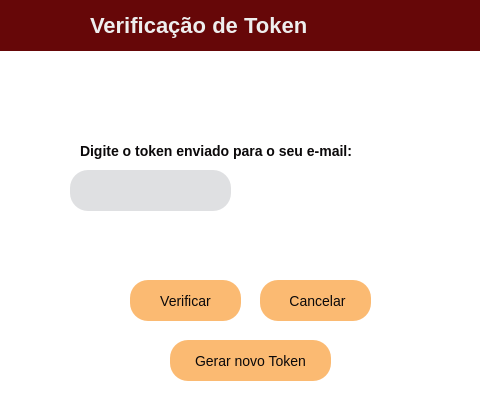
Qt form ui/token_verification_window.ui (eliezermoraesss/eureka_managment_system_pyqt_qtdesigner) before a commit.
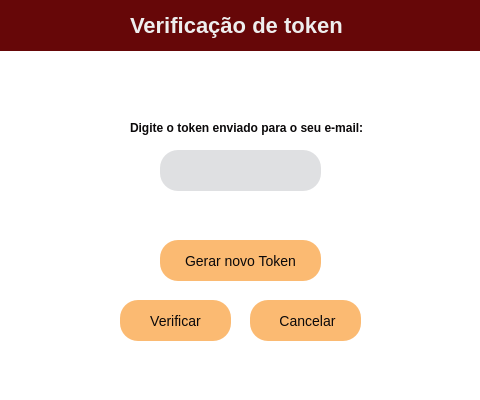
The same form after that commit. Icons and pictures are not drawn.

What changed in the file:
```diff
--- a/ui/token_verification_window.ui
+++ b/ui/token_verification_window.ui
@@ -10,6 +10,12 @@
     <height>400</height>
    </rect>
   </property>
+  <property name="sizePolicy">
+   <sizepolicy hsizetype="Fixed" vsizetype="Fixed">
+    <horstretch>0</horstretch>
+    <verstretch>0</verstretch>
+   </sizepolicy>
+  </property>
   <property name="windowTitle">
    <string>Dialog</string>
   </property>
@@ -22,7 +28,7 @@
 
 QLabel {
     color: #0B090A;
-    font-size: 14px;
+    font-size: 12px;
     font-weight: bold;
 }
 
@@ -55,8 +61,8 @@
   <widget class="QLineEdit" name="user_field">
    <property name="geometry">
     <rect>
-     <x>70</x>
-     <y>170</y>
+     <x>160</x>
+     <y>150</y>
      <width>161</width>
      <height>41</height>
     </rect>
@@ -67,6 +73,12 @@
      <height>41</height>
     </size>
    </property>
+   <property name="font">
+    <font>
+     <family>Segoe UI</family>
+     <pointsize>-1</pointsize>
+    </font>
+   </property>
    <property name="focusPolicy">
     <enum>Qt::StrongFocus</enum>
    </property>
@@ -83,24 +95,11 @@
     <bool>true</bool>
    </property>
   </widget>
-  <widget class="QLabel" name="email_label">
+  <widget class="QPushButton" name="btn_verify_token">
    <property name="geometry">
     <rect>
-     <x>80</x>
-     <y>140</y>
-     <width>341</width>
-     <height>21</height>
-    </rect>
-   </property>
-   <property name="text">
-    <string>Digite o token enviado para o seu e-mail:</string>
-   </property>
-  </widget>
-  <widget class="QPushButton" name="btn_save">
-   <property name="geometry">
-    <rect>
-     <x>130</x>
-     <y>280</y>
+     <x>120</x>
+     <y>300</y>
      <width>111</width>
      <height>41</height>
     </rect>
@@ -111,6 +110,12 @@
      <height>41</height>
     </size>
    </property>
+   <property name="font">
+    <font>
+     <family>Segoe UI</family>
+     <pointsize>-1</pointsize>
+    </font>
+   </property>
    <property name="styleSheet">
     <string notr="true"/>
    </property>
@@ -131,8 +136,8 @@
   <widget class="QPushButton" name="btn_close">
    <property name="geometry">
     <rect>
-     <x>260</x>
-     <y>280</y>
+     <x>250</x>
+     <y>300</y>
      <width>111</width>
      <height>41</height>
     </rect>
@@ -143,6 +148,12 @@
      <height>41</height>
     </size>
    </property>
+   <property name="font">
+    <font>
+     <family>Segoe UI</family>
+     <pointsize>-1</pointsize>
+    </font>
+   </property>
    <property name="styleSheet">
     <string notr="true">QPushButton:hover {
     background-color: #d60000;
@@ -180,12 +191,19 @@
    <widget class="QLabel" name="label_2">
     <property name="geometry">
      <rect>
-      <x>90</x>
+      <x>130</x>
       <y>0</y>
-      <width>321</width>
+      <width>241</width>
       <height>51</height>
      </rect>
     </property>
+    <property name="font">
+     <font>
+      <pointsize>-1</pointsize>
+      <weight>75</weight>
+      <bold>true</bold>
+     </font>
+    </property>
     <property name="styleSheet">
      <string notr="true">QLabel {
 	background-color: transparent;
@@ -196,15 +214,15 @@
 }</string>
     </property>
     <property name="text">
-     <string>Verificação de Token</string>
+     <string>Verificação de token</string>
     </property>
    </widget>
   </widget>
   <widget class="QPushButton" name="btn_save_2">
    <property name="geometry">
     <rect>
-     <x>170</x>
-     <y>340</y>
+     <x>160</x>
+     <y>240</y>
      <width>161</width>
      <height>41</height>
     </rect>
@@ -215,6 +233,12 @@
      <height>41</height>
     </size>
    </property>
+   <property name="font">
+    <font>
+     <family>Segoe UI</family>
+     <pointsize>-1</pointsize>
+    </font>
+   </property>
    <property name="styleSheet">
     <string notr="true">QPushButton:hover {
     background-color: #399918;
@@ -235,6 +259,34 @@
     </size>
    </property>
   </widget>
+  <widget class="QLabel" name="label">
+   <property name="geometry">
+    <rect>
+     <x>130</x>
+     <y>120</y>
+     <width>261</width>
+     <height>16</height>
+    </rect>
+   </property>
+   <property name="font">
+    <font>
+     <pointsize>-1</pointsize>
+     <weight>75</weight>
+     <bold>true</bold>
+    </font>
+   </property>
+   <property name="styleSheet">
+    <string notr="true">QLabel {
+    color: #0B090A;
+    font-size: 12px;
+    font-weight: bold;
+	font-style: &quot;Segoe UI&quot;;
+}</string>
+   </property>
+   <property name="text">
+    <string>Digite o token enviado para o seu e-mail:</string>
+   </property>
+  </widget>
  </widget>
  <resources>
   <include location="../static/resource.qrc"/>
```
Left out of the diff: 14 changed lines with no effect on the pictures.
